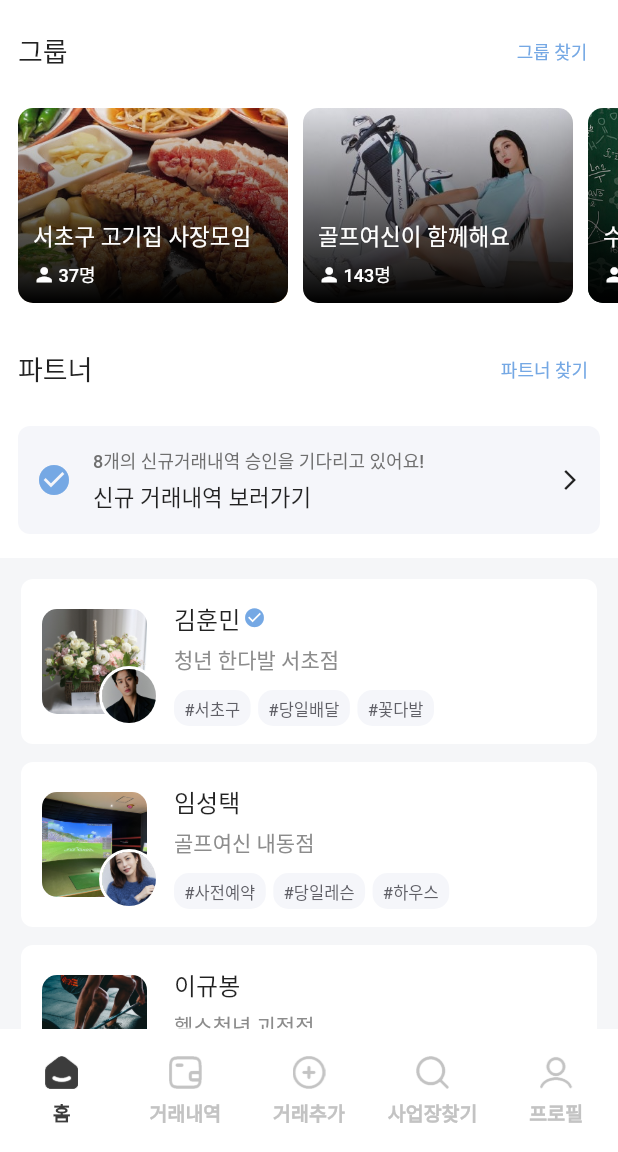
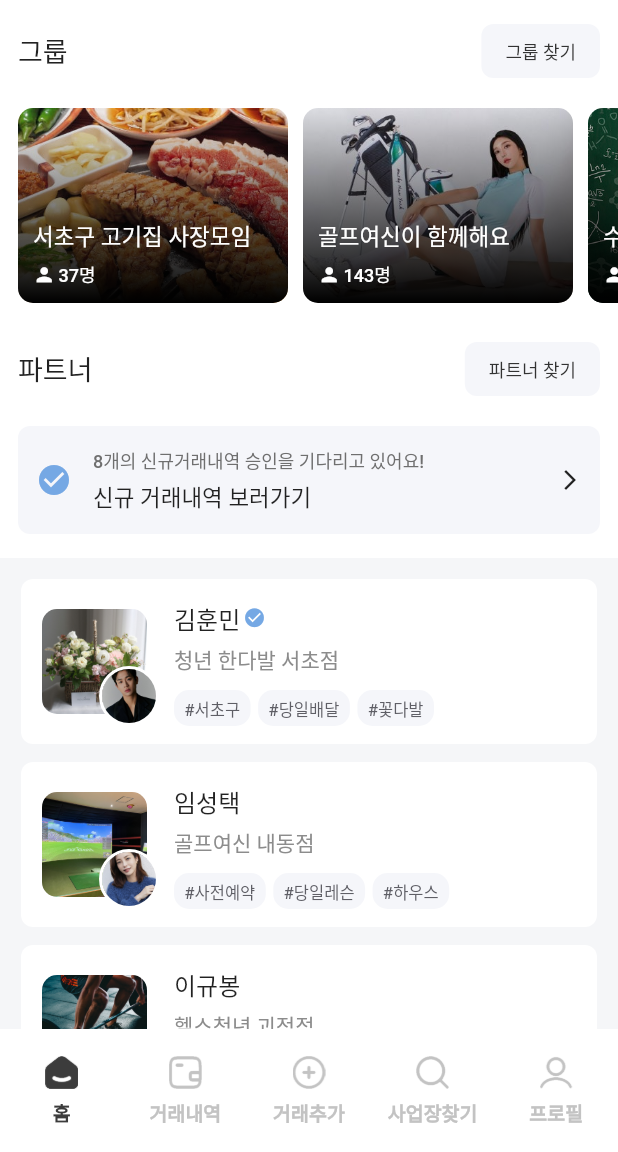
Before and after one commit to HunMin0/new_dandc, a Flutter app: the DefaultPage screen opened by its route, on a phone screen of 412 x 824 dp, the part 84-1236 px from its top. Run offline on Flutter 3.47's test engine with Material 3 defaults, Android fonts, the phone set to English and light mode, and no system bars; our stand-ins replace cached_network_image, file_picker, fluttertoast, hexcolor, image_picker and 2 more; missing offline and left inert: dart:ffi; accounts and stored records are empty; Roboto replaces fonts that are missing (NotoSans).

Commit message:
업데이트

```diff
--- a/lib/pages/history/components/history_tab_bar.dart
+++ b/lib/pages/history/components/history_tab_bar.dart
@@ -1,9 +1,4 @@
-import 'package:Deal_Connect/db/company_data.dart';
-import 'package:Deal_Connect/db/post_data.dart';
 import 'package:Deal_Connect/pages/history/components/history_tab_list.dart';
-import 'package:Deal_Connect/pages/profile/components/tab_list/not_user_registered.dart';
-import 'package:Deal_Connect/pages/profile/components/tab_list/user_company.dart';
-import 'package:Deal_Connect/pages/profile/components/tab_list/user_post.dart';
 import 'package:flutter/material.dart';
 
 class HistoryTabBar extends StatefulWidget {
--- a/lib/pages/home/home_index.dart
+++ b/lib/pages/home/home_index.dart
@@ -77,12 +77,25 @@ class _HomeIndexState extends State<HomeIndex> {
                 style: TextStyle(fontSize: 18.0, fontWeight: FontWeight.w500),
               ),
               Spacer(),
-              TextButton(
+              ElevatedButton(
                 onPressed: () {
-                  Navigator.push(context, MaterialPageRoute(builder: (context) => goto));
+                  Navigator.push(
+                      context, MaterialPageRoute(builder: (context) => goto));
                 },
-                child: Text(buttonText, style: TextStyle( color: HexColor("#75A8E4") ),),
-              )
+                child: Text(
+                  buttonText,
+                  style: TextStyle(
+                    color: Color(0xff333333),
+                  ),
+                ),
+                style: ElevatedButton.styleFrom(
+                  backgroundColor: Color(0xFFf5f6fa),
+                  foregroundColor: Color(0xFFf5f6fa),
+                  elevation: 0,
+                  shape: RoundedRectangleBorder(
+                      borderRadius: BorderRadius.circular(8.0)),
+                ),
+              ),
             ],
           ),
           SizedBox(
```
Also changed, not shown: lib/pages/history/history_index.dart (+109 -65 lines).
